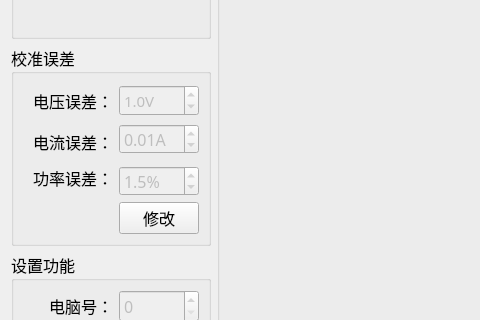
Above: IMM-CalibrateTool/IMM-CalibrateTool/setups/setup_mainwid.ui from ChinaClever/ScalePoint before the change; both pictures show x 0 to 480 and y 202 to 522 of the 1024 by 737 pixel window. Below: the same form after it.
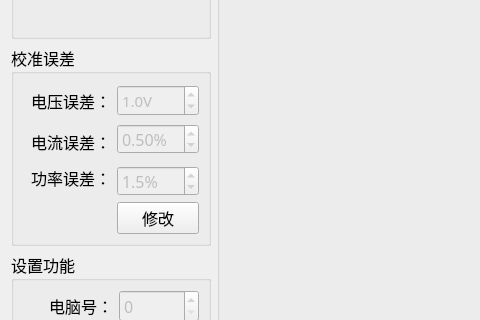
That is the form after the change.

```diff
--- a/IMM-CalibrateTool/IMM-CalibrateTool/setups/setup_mainwid.ui
+++ b/IMM-CalibrateTool/IMM-CalibrateTool/setups/setup_mainwid.ui
@@ -197,19 +197,19 @@
          <string/>
         </property>
         <property name="suffix">
-         <string>A</string>
+         <string>%</string>
         </property>
         <property name="decimals">
          <number>2</number>
         </property>
         <property name="maximum">
-         <double>1.000000000000000</double>
+         <double>10.000000000000000</double>
         </property>
         <property name="singleStep">
          <double>0.010000000000000</double>
         </property>
         <property name="value">
-         <double>0.010000000000000</double>
+         <double>0.500000000000000</double>
         </property>
        </widget>
       </item>
```
